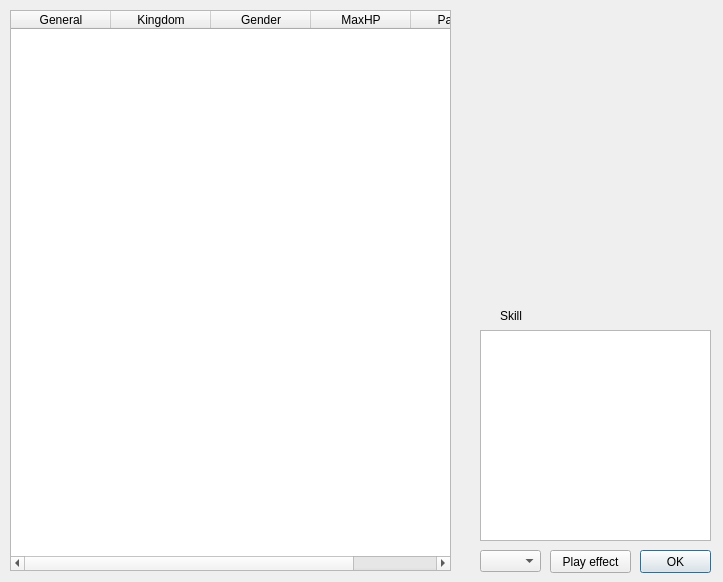
Above: src/generaloverview.ui from Mogara/QSanguosha before the change. Below: the same form after it.
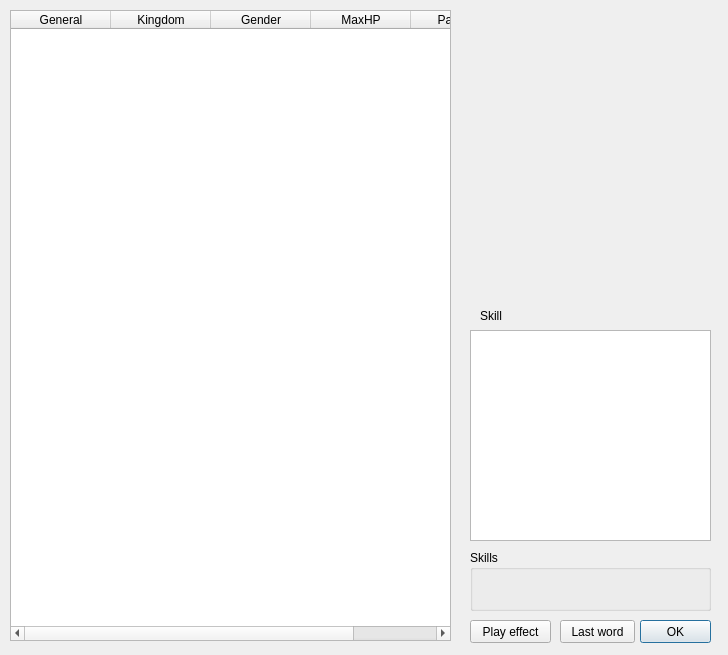
That is the form after the change. Icons and pictures are not drawn.

```diff
--- a/src/generaloverview.ui
+++ b/src/generaloverview.ui
@@ -9,8 +9,8 @@
    <rect>
     <x>0</x>
     <y>0</y>
-    <width>723</width>
-    <height>582</height>
+    <width>728</width>
+    <height>655</height>
    </rect>
   </property>
   <property name="windowTitle">
@@ -22,7 +22,7 @@
      <x>10</x>
      <y>10</y>
      <width>441</width>
-     <height>561</height>
+     <height>631</height>
     </rect>
    </property>
    <property name="editTriggers">
@@ -67,7 +67,7 @@
    <property name="geometry">
     <rect>
      <x>640</x>
-     <y>550</y>
+     <y>620</y>
      <width>71</width>
      <height>23</height>
     </rect>
@@ -104,7 +104,7 @@
   <widget class="QLabel" name="skillLabel">
    <property name="geometry">
     <rect>
-     <x>500</x>
+     <x>480</x>
      <y>310</y>
      <width>30</width>
      <height>12</height>
@@ -117,9 +117,9 @@
   <widget class="QTextEdit" name="skillTextEdit">
    <property name="geometry">
     <rect>
-     <x>480</x>
+     <x>470</x>
      <y>330</y>
-     <width>231</width>
+     <width>241</width>
      <height>211</height>
     </rect>
    </property>
@@ -130,8 +130,8 @@
   <widget class="QPushButton" name="playEffecButton">
    <property name="geometry">
     <rect>
-     <x>550</x>
-     <y>550</y>
+     <x>470</x>
+     <y>620</y>
      <width>81</width>
      <height>23</height>
     </rect>
@@ -140,15 +140,31 @@
     <string>Play effect</string>
    </property>
   </widget>
-  <widget class="QComboBox" name="skillComboBox">
+  <widget class="QPushButton" name="lastWordButton">
    <property name="geometry">
     <rect>
-     <x>480</x>
+     <x>560</x>
+     <y>620</y>
+     <width>75</width>
+     <height>23</height>
+    </rect>
+   </property>
+   <property name="text">
+    <string>Last word</string>
+   </property>
+  </widget>
+  <widget class="QGroupBox" name="skillGroupBox">
+   <property name="geometry">
+    <rect>
+     <x>470</x>
      <y>550</y>
-     <width>61</width>
-     <height>22</height>
+     <width>241</width>
+     <height>61</height>
     </rect>
    </property>
+   <property name="title">
+    <string>Skills</string>
+   </property>
   </widget>
  </widget>
  <resources/>
```
Left out of the diff: 2 changed lines with no effect on the pictures.
